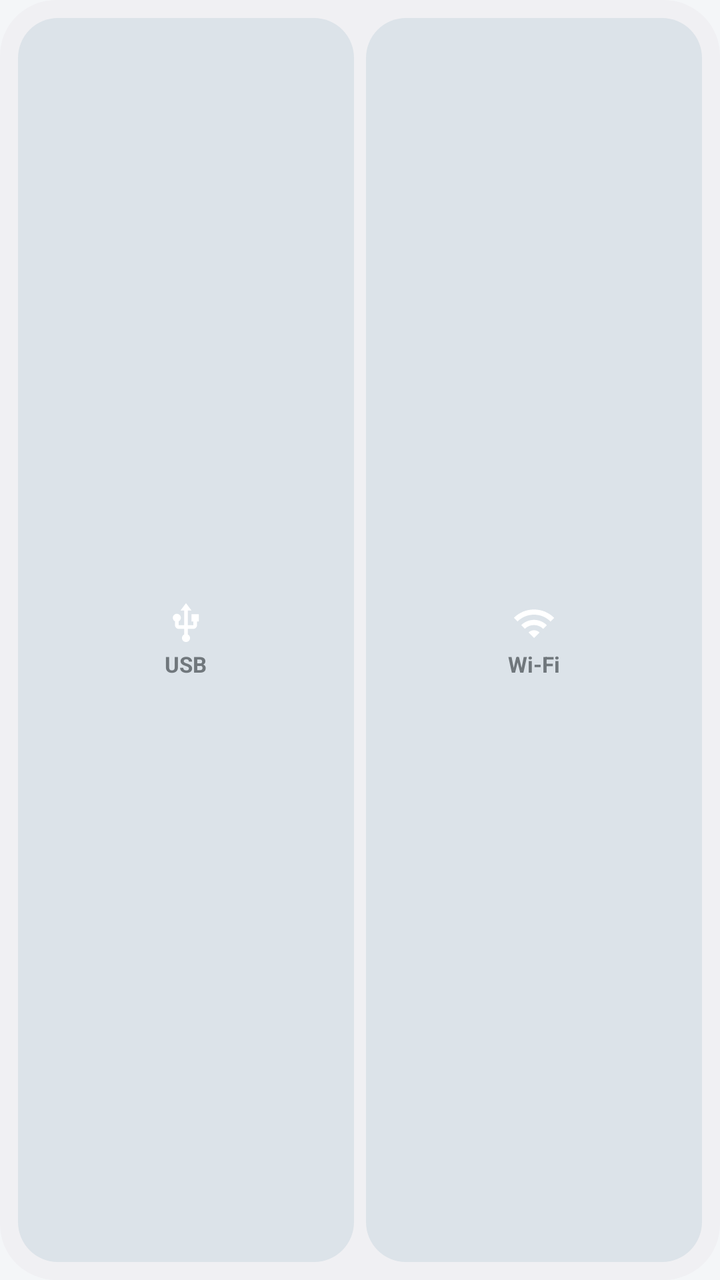
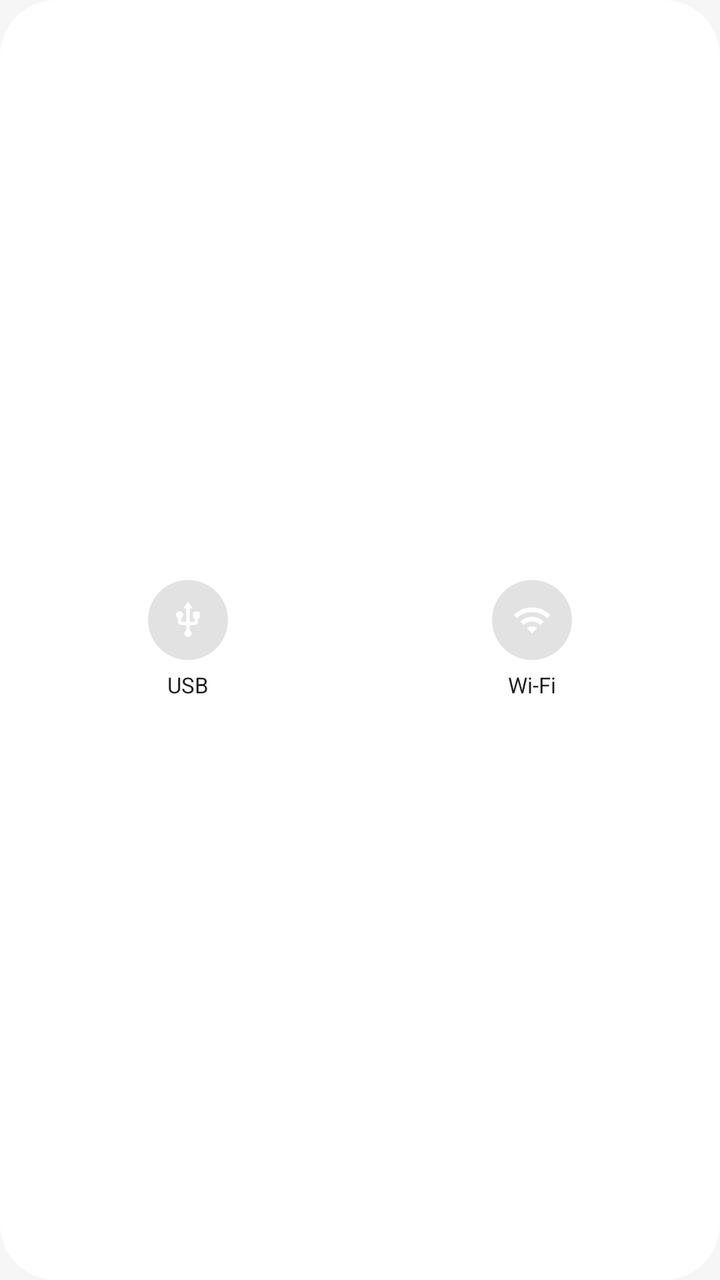

Two renders of the same Android screen: before a commit and after it. Below are the layout's source before the change and the commit's diff.
<!-- AndroidManifest.xml: application theme AppTheme -->
<!-- res/layout/widget_bar.xml -->
<?xml version="1.0" encoding="utf-8"?>
<LinearLayout xmlns:android="http://schemas.android.com/apk/res/android"
    android:layout_width="match_parent"
    android:layout_height="match_parent"
    android:background="@drawable/widget_container"
    android:orientation="horizontal"
    android:padding="6dp">

    <LinearLayout
        android:id="@+id/bar_usb"
        android:layout_width="0dp"
        android:layout_height="match_parent"
        android:layout_margin="3dp"
        android:layout_weight="1"
        android:background="@drawable/widget_btn_off"
        android:gravity="center"
        android:orientation="vertical">

        <ImageView
            android:id="@+id/bar_usb_icon"
            android:layout_width="22dp"
            android:layout_height="22dp"
            android:contentDescription="@null"
            android:src="@drawable/ic_usb" />

        <TextView
            android:id="@+id/bar_usb_label"
            android:layout_width="wrap_content"
            android:layout_height="wrap_content"
            android:layout_marginTop="2dp"
            android:text="@string/widget_usb"
            android:textSize="11sp"
            android:textStyle="bold" />
    </LinearLayout>

    <LinearLayout
        android:id="@+id/bar_wireless"
        android:layout_width="0dp"
        android:layout_height="match_parent"
        android:layout_margin="3dp"
        android:layout_weight="1"
        android:background="@drawable/widget_btn_off"
        android:gravity="center"
        android:orientation="vertical">

        <ImageView
            android:id="@+id/bar_wireless_icon"
            android:layout_width="22dp"
            android:layout_height="22dp"
            android:contentDescription="@null"
            android:src="@drawable/ic_wifi" />

        <TextView
            android:id="@+id/bar_wireless_label"
            android:layout_width="wrap_content"
            android:layout_height="wrap_content"
            android:layout_marginTop="2dp"
            android:text="@string/widget_wireless"
            android:textSize="11sp"
            android:textStyle="bold" />
    </LinearLayout>

</LinearLayout>
<!-- resources referenced by this layout -->
<resources>
  <!-- drawable ic_usb (drawable) -->
  <?xml version="1.0" encoding="utf-8"?>
  <vector xmlns:android="http://schemas.android.com/apk/res/android"
      android:width="24dp"
      android:height="24dp"
      android:viewportWidth="24"
      android:viewportHeight="24">
      <path
          android:fillColor="#FFFFFFFF"
          android:pathData="M15,7v4h1v2h-3V5h2l-3,-4 -3,4h2v8H8v-2.07c0.7,-0.37 1.2,-1.08 1.2,-1.93 0,-1.21 -0.99,-2.2 -2.2,-2.2 -1.21,0 -2.2,0.99 -2.2,2.2 0,0.85 0.5,1.56 1.2,1.93V13c0,1.11 0.89,2 2,2h3v3.05c-0.71,0.37 -1.2,1.1 -1.2,1.95 0,1.22 0.99,2.2 2.2,2.2 1.21,0 2.2,-0.98 2.2,-2.2 0,-0.85 -0.49,-1.58 -1.2,-1.95V15h3c1.11,0 2,-0.89 2,-2v-2h1V7h-4z" />
  </vector>
  <!-- drawable ic_wifi (drawable) -->
  <?xml version="1.0" encoding="utf-8"?>
  <vector xmlns:android="http://schemas.android.com/apk/res/android"
      android:width="24dp"
      android:height="24dp"
      android:viewportWidth="24"
      android:viewportHeight="24">
      <path
          android:fillColor="#FFFFFFFF"
          android:pathData="M1,9l2,2c4.97,-4.97 13.03,-4.97 18,0l2,-2C16.93,2.93 7.08,2.93 1,9zM9,17l3,3 3,-3c-1.65,-1.66 -4.34,-1.66 -6,0zM5,13l2,2c2.76,-2.76 7.24,-2.76 10,0l2,-2C15.14,9.14 8.87,9.14 5,13z" />
  </vector>
  <!-- drawable widget_btn_off (drawable) -->
  <?xml version="1.0" encoding="utf-8"?>
  <shape xmlns:android="http://schemas.android.com/apk/res/android">
      <solid android:color="@color/widget_off_bg" />
      <corners android:radius="@dimen/widget_inner_radius" />
  </shape>
  <!-- drawable widget_container (drawable) -->
  <?xml version="1.0" encoding="utf-8"?>
  <shape xmlns:android="http://schemas.android.com/apk/res/android">
      <solid android:color="@color/widget_bg" />
      <corners android:radius="@dimen/widget_radius" />
  </shape>
  <string name="widget_usb">USB</string>
  <string name="widget_wireless">Wi-Fi</string>
  <style name="AppTheme" parent="android:Theme.DeviceDefault.DayNight">
          <item name="android:windowActionBar">false</item>
          <item name="android:windowNoTitle">true</item>
          <item name="android:windowBackground">@color/bg</item>
          <item name="android:colorAccent">@color/accent</item>
          <item name="android:statusBarColor">@color/bg</item>
          <item name="android:navigationBarColor">@color/bg</item>
          <item name="android:windowLightStatusBar">true</item>
          <item name="android:windowLightNavigationBar">true</item>
      </style>
  <color name="widget_off_bg">#FFE3E8EE</color>
  <dimen name="widget_inner_radius">16dp</dimen>
  <color name="widget_bg">#FFFFFFFF</color>
  <dimen name="widget_radius">24dp</dimen>
  <color name="bg">#FFF4F6F8</color>
  <color name="accent">#FF1E9E5A</color>
</resources>

<!-- the commit's change to res/layout/widget_bar.xml (unified diff, before → after) -->
@@ -4,60 +4,57 @@
     android:layout_height="match_parent"
     android:background="@drawable/widget_container"
     android:orientation="horizontal"
-    android:padding="6dp">
+    android:padding="8dp">
 
     <LinearLayout
         android:id="@+id/bar_usb"
         android:layout_width="0dp"
         android:layout_height="match_parent"
-        android:layout_margin="3dp"
         android:layout_weight="1"
-        android:background="@drawable/widget_btn_off"
         android:gravity="center"
         android:orientation="vertical">
 
         <ImageView
             android:id="@+id/bar_usb_icon"
-            android:layout_width="22dp"
-            android:layout_height="22dp"
+            android:layout_width="40dp"
+            android:layout_height="40dp"
+            android:background="@drawable/circle_off"
             android:contentDescription="@null"
+            android:padding="10dp"
             android:src="@drawable/ic_usb" />
 
         <TextView
-            android:id="@+id/bar_usb_label"
             android:layout_width="wrap_content"
             android:layout_height="wrap_content"
-            android:layout_marginTop="2dp"
+            android:layout_marginTop="5dp"
             android:text="@string/widget_usb"
-            android:textSize="11sp"
-            android:textStyle="bold" />
+            android:textColor="@color/widget_text"
+            android:textSize="11sp" />
     </LinearLayout>
 
     <LinearLayout
         android:id="@+id/bar_wireless"
         android:layout_width="0dp"
         android:layout_height="match_parent"
-        android:layout_margin="3dp"
         android:layout_weight="1"
-        android:background="@drawable/widget_btn_off"
         android:gravity="center"
         android:orientation="vertical">
 
         <ImageView
             android:id="@+id/bar_wireless_icon"
-            android:layout_width="22dp"
-            android:layout_height="22dp"
+            android:layout_width="40dp"
+            android:layout_height="40dp"
+            android:background="@drawable/circle_off"
             android:contentDescription="@null"
+            android:padding="10dp"
             android:src="@drawable/ic_wifi" />
 
         <TextView
-            android:id="@+id/bar_wireless_label"
             android:layout_width="wrap_content"
             android:layout_height="wrap_content"
-            android:layout_marginTop="2dp"
+            android:layout_marginTop="5dp"
             android:text="@string/widget_wireless"
-            android:textSize="11sp"
-            android:textStyle="bold" />
+            android:textColor="@color/widget_text"
+            android:textSize="11sp" />
     </LinearLayout>
-
 </LinearLayout>
<!-- resource entries referenced after the edit -->
@@ -1,5 +1,11 @@
 <!-- resources referenced by this layout -->
 <resources>
+  <color name="widget_text">#FF1F1F1F</color>
+  <!-- drawable circle_off (drawable) -->
+  <?xml version="1.0" encoding="utf-8"?>
+  <shape xmlns:android="http://schemas.android.com/apk/res/android" android:shape="oval">
+      <solid android:color="@color/widget_circle_off" />
+  </shape>
   <!-- drawable ic_usb (drawable) -->
   <?xml version="1.0" encoding="utf-8"?>
   <vector xmlns:android="http://schemas.android.com/apk/res/android"
@@ -22,12 +28,6 @@
           android:fillColor="#FFFFFFFF"
           android:pathData="M1,9l2,2c4.97,-4.97 13.03,-4.97 18,0l2,-2C16.93,2.93 7.08,2.93 1,9zM9,17l3,3 3,-3c-1.65,-1.66 -4.34,-1.66 -6,0zM5,13l2,2c2.76,-2.76 7.24,-2.76 10,0l2,-2C15.14,9.14 8.87,9.14 5,13z" />
   </vector>
-  <!-- drawable widget_btn_off (drawable) -->
-  <?xml version="1.0" encoding="utf-8"?>
-  <shape xmlns:android="http://schemas.android.com/apk/res/android">
-      <solid android:color="@color/widget_off_bg" />
-      <corners android:radius="@dimen/widget_inner_radius" />
-  </shape>
   <!-- drawable widget_container (drawable) -->
   <?xml version="1.0" encoding="utf-8"?>
   <shape xmlns:android="http://schemas.android.com/apk/res/android">
@@ -46,11 +46,10 @@
           <item name="android:windowLightStatusBar">true</item>
           <item name="android:windowLightNavigationBar">true</item>
       </style>
-  <color name="widget_off_bg">#FFE3E8EE</color>
-  <dimen name="widget_inner_radius">16dp</dimen>
-  <color name="widget_bg">#FFFFFFFF</color>
-  <dimen name="widget_radius">24dp</dimen>
-  <color name="bg">#FFF4F6F8</color>
-  <color name="accent">#FF1E9E5A</color>
+  <color name="widget_circle_off">#FFE2E2E2</color>
+  <color name="widget_bg">#F5FFFFFF</color>
+  <dimen name="widget_radius">28dp</dimen>
+  <color name="bg">#FFF6F6F6</color>
+  <color name="accent">#FF3E91FF</color>
 </resources>
 
